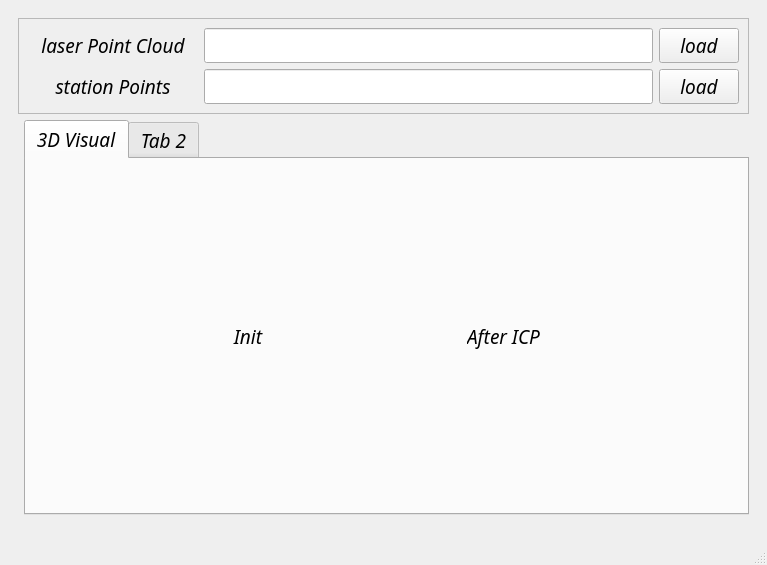
Unsigned-Long/CourseLearning, file section-inspection/qt/QSection/mainwindow.ui: the form before one commit.
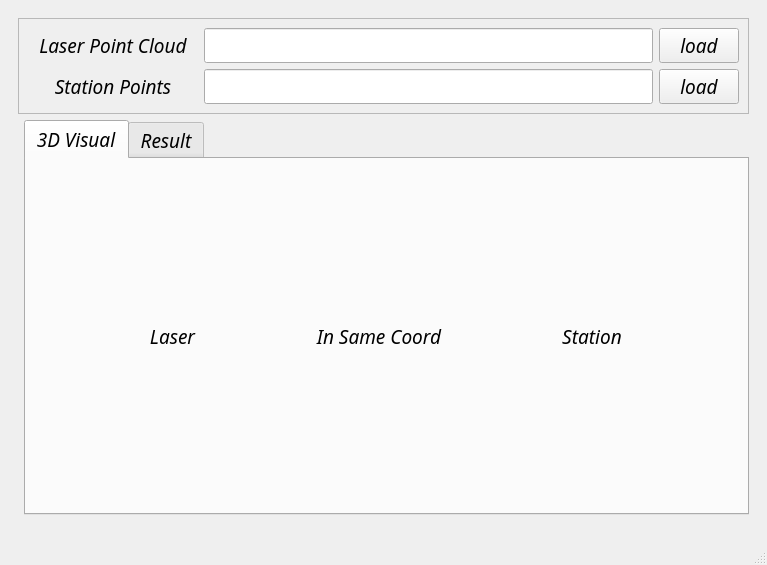
The form after the commit. The open tabs and pages were chosen to show the change.

Commit message: add station data

The edit to the form file:
```diff
--- a/section-inspection/qt/QSection/mainwindow.ui
+++ b/section-inspection/qt/QSection/mainwindow.ui
@@ -67,7 +67,7 @@
                 </font>
                </property>
                <property name="text">
-                <string>laser Point Cloud</string>
+                <string>Laser Point Cloud</string>
                </property>
                <property name="alignment">
                 <set>Qt::AlignCenter</set>
@@ -119,7 +119,7 @@
                 </font>
                </property>
                <property name="text">
-                <string>station Points</string>
+                <string>Station Points</string>
                </property>
                <property name="alignment">
                 <set>Qt::AlignCenter</set>
@@ -184,7 +184,7 @@
                  </size>
                 </property>
                 <property name="text">
-                 <string>Init</string>
+                 <string>Laser</string>
                 </property>
                 <property name="alignment">
                  <set>Qt::AlignCenter</set>
@@ -197,6 +197,29 @@
              </layout>
             </item>
             <item row="0" column="1">
+             <layout class="QVBoxLayout" name="verticalLayout_3">
+              <item>
+               <widget class="QLabel" name="label_5">
+                <property name="maximumSize">
+                 <size>
+                  <width>16777215</width>
+                  <height>30</height>
+                 </size>
+                </property>
+                <property name="text">
+                 <string>In Same Coord</string>
+                </property>
+                <property name="alignment">
+                 <set>Qt::AlignCenter</set>
+                </property>
+               </widget>
+              </item>
+              <item>
+               <layout class="QGridLayout" name="layout_3dgraph_same_coord"/>
+              </item>
+             </layout>
+            </item>
+            <item row="0" column="2">
              <layout class="QVBoxLayout" name="verticalLayout">
               <item>
                <widget class="QLabel" name="label_4">
@@ -207,7 +230,7 @@
                  </size>
                 </property>
                 <property name="text">
-                 <string>After ICP</string>
+                 <string>Station</string>
                 </property>
                 <property name="alignment">
                  <set>Qt::AlignCenter</set>
@@ -223,7 +246,7 @@
           </widget>
           <widget class="QWidget" name="tab_2">
            <attribute name="title">
-            <string>Tab 2</string>
+            <string>Result</string>
            </attribute>
           </widget>
          </widget>
```
Left out of the diff: 31 changed lines with no effect on the pictures. The commit also changes 9 other files.
